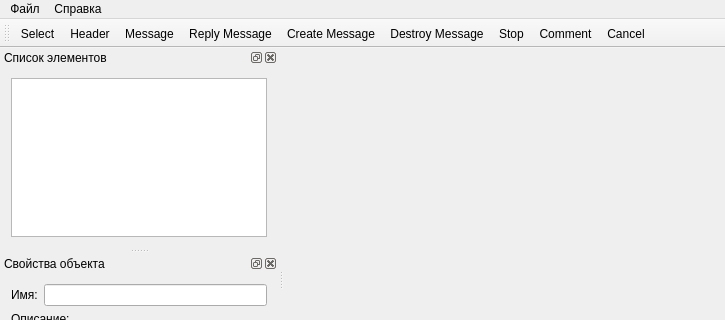
This is sumleditor/sumleditor/sumleditor.ui in ARyaskov/SmilingMoose as Qt 5 draws it before an edit; both pictures show x 0 to 725 and y 0 to 320 of the 725 by 532 pixel window. The edited form follows.
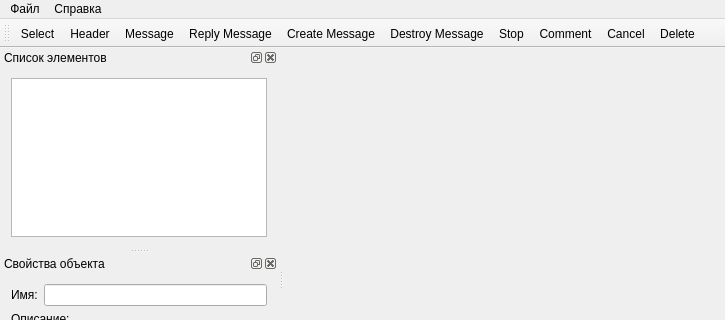
This is the edited form. Icons and pictures are not drawn.

Patch:
```diff
--- a/sumleditor/sumleditor/sumleditor.ui
+++ b/sumleditor/sumleditor/sumleditor.ui
@@ -67,7 +67,7 @@
     <enum>TopToolBarArea</enum>
    </attribute>
    <attribute name="toolBarBreak">
-    <bool>false</bool>
+    <bool>true</bool>
    </attribute>
    <addaction name="actSelect"/>
    <addaction name="actLifeline"/>
@@ -78,6 +78,7 @@
    <addaction name="actStop"/>
    <addaction name="actComment"/>
    <addaction name="actCancel"/>
+   <addaction name="actionDelete"/>
   </widget>
   <widget class="QStatusBar" name="statusBar"/>
   <widget class="QDockWidget" name="upperDock">
@@ -366,6 +367,15 @@
     <string>Сохранить изображение...</string>
    </property>
   </action>
+  <action name="actionDelete">
+   <property name="icon">
+    <iconset resource="sumleditor.qrc">
+     <normaloff>:/sumleditor/resources/delete.png</normaloff>:/sumleditor/resources/delete.png</iconset>
+   </property>
+   <property name="text">
+    <string>Delete</string>
+   </property>
+  </action>
  </widget>
  <layoutdefault spacing="6" margin="11"/>
  <resources>
```
